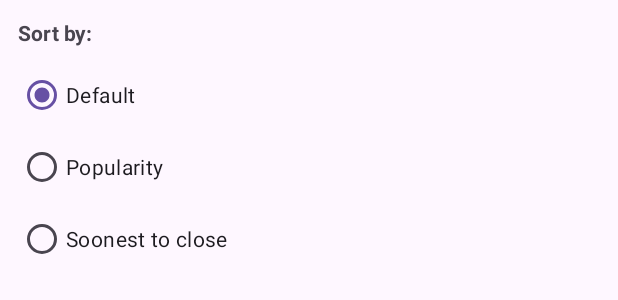
After one commit to CMPUT301F25Syzygy/Syzygy-EventApp, an Android app: the layout filter_dialog.xml on its own in the app's theme, with its tools: preview values and no code run, on a phone screen of 412 x 824 dp. The commit adds this screen. Shown: the top 300 px of the screen. Run offline under Robolectric (Android 15) with nearby library versions, the phone set to English and light mode, and no system bars.

Commit message:
Made filter dialog, and allowed filtering by default, soonest, or popularity.

```diff
--- /dev/null
+++ b/SyzygyEventApp/app/src/main/res/layout/filter_dialog.xml
@@ -0,0 +1,41 @@
+<?xml version="1.0" encoding="utf-8"?>
+<LinearLayout xmlns:android="http://schemas.android.com/apk/res/android"
+    android:orientation="vertical"
+    android:padding="12dp"
+    android:layout_width="match_parent"
+    android:layout_height="wrap_content">
+
+    <TextView
+        android:layout_width="wrap_content"
+        android:layout_height="wrap_content"
+        android:text="Sort by:"
+        android:textStyle="bold"
+        android:layout_marginBottom="8dp"/>
+
+    <RadioGroup
+        android:id="@+id/sortRadioGroup"
+        android:layout_width="match_parent"
+        android:layout_height="wrap_content">
+
+        <RadioButton
+            android:id="@+id/noSortRadio"
+            android:layout_width="wrap_content"
+            android:layout_height="wrap_content"
+            android:text="Default"
+            android:checked="true"/>
+
+        <RadioButton
+            android:id="@+id/popularityRadio"
+            android:layout_width="wrap_content"
+            android:layout_height="wrap_content"
+            android:text="Popularity"/>
+
+        <RadioButton
+            android:id="@+id/soonestRadio"
+            android:layout_width="wrap_content"
+            android:layout_height="wrap_content"
+            android:text="Soonest to close"/>
+
+    </RadioGroup>
+
+</LinearLayout>
```
Also changed, not shown: SyzygyEventApp/app/src/main/java/com/example/syzygy_eventapp/FindEventsFragment.java (+106 -1 lines).
